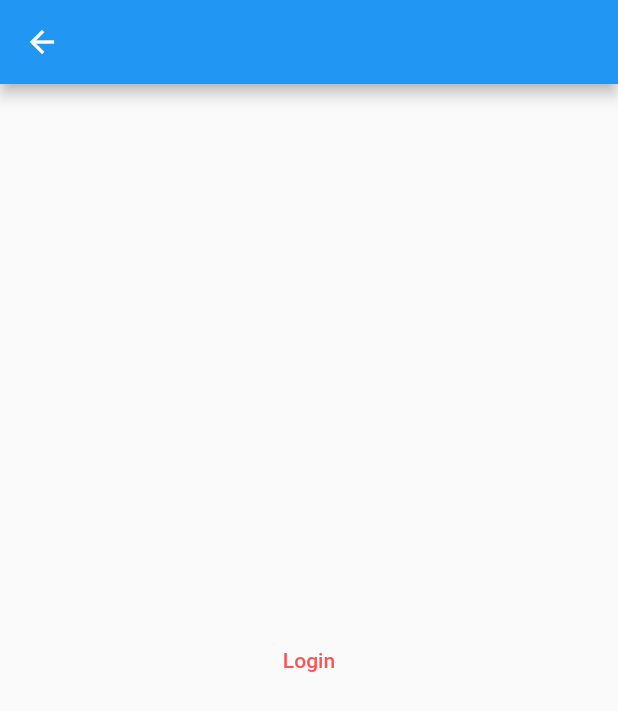
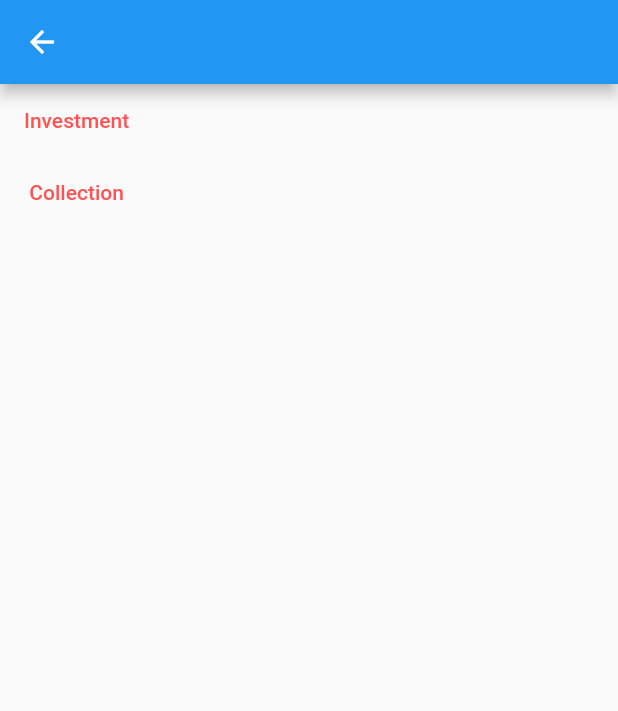
Before and after one commit to shanthu-hammer/i_tracker, a Flutter app: the Dashboard screen opened by its route, on a phone screen of 412 x 824 dp. Shown: the top 711 px of the screen. Run offline on Flutter 3.47's test engine with Material 2 defaults, Android fonts, the phone set to English and light mode, and no system bars; our stand-ins replace dropdown_formfield.

Commit message:
initial merge 1.1

```diff
--- a/lib/screens/dashboard.dart
+++ b/lib/screens/dashboard.dart
@@ -11,20 +11,32 @@ class _DashboardState extends State<Dashboard> {
   Widget build(BuildContext context) {
     return Scaffold(
       appBar: AppBar(),
-      body: Center(
-        child: FlatButton(
+      body: Column(children: <Widget>[
+        FlatButton(
           onPressed: () {
-            Navigator.of(context).pop();
-            // Navigator.pushNamed(context, '/dashboard');
+            //Navigator.of(context).pop();
+            Navigator.pushNamed(context, '/investment');
 
             //ADD Route here
           },
           child: Text(
-            'Login',
+            'Investment ',
             style: TextStyle(color: Colors.redAccent),
           ),
         ),
-      ),
+        FlatButton(
+          onPressed: () {
+            //Navigator.of(context).pop();
+            Navigator.pushNamed(context, '/collection');
+
+            //ADD Route here
+          },
+          child: Text(
+            'Collection ',
+            style: TextStyle(color: Colors.redAccent),
+          ),
+        ),
+      ]),
     );
   }
 }
```
